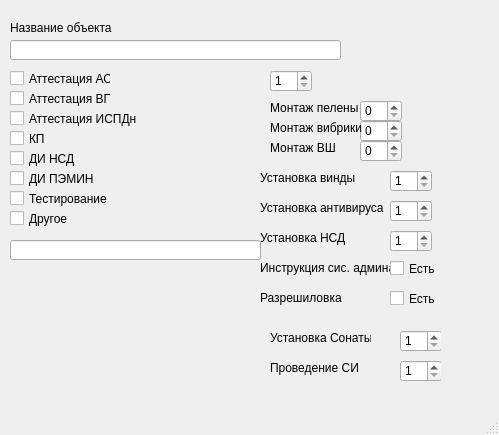
Old version of the form ui files/main_window.ui in the repository xKubik22/bleessrng-rabotai.
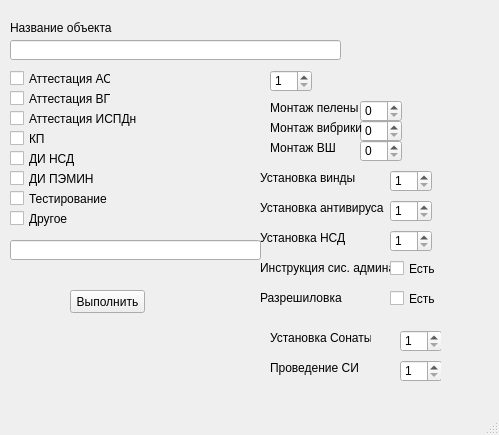
New version of the form.

Commit message: пре мердж коммит

Patch:
```diff
--- a/ui files/main_window.ui
+++ b/ui files/main_window.ui
@@ -481,6 +481,19 @@
      </property>
     </widget>
    </widget>
+   <widget class="QPushButton" name="done_button">
+    <property name="geometry">
+     <rect>
+      <x>70</x>
+      <y>290</y>
+      <width>75</width>
+      <height>23</height>
+     </rect>
+    </property>
+    <property name="text">
+     <string>Выполнить</string>
+    </property>
+   </widget>
   </widget>
   <widget class="QMenuBar" name="menubar">
    <property name="geometry">
```
The commit also changes 1 other file.
